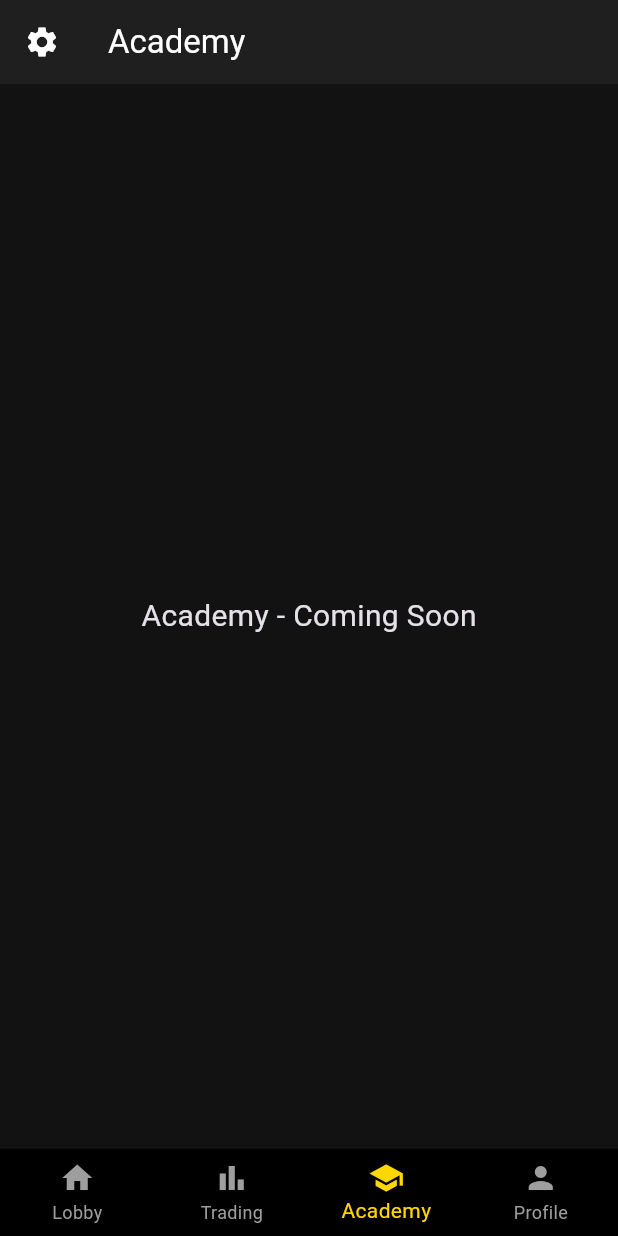
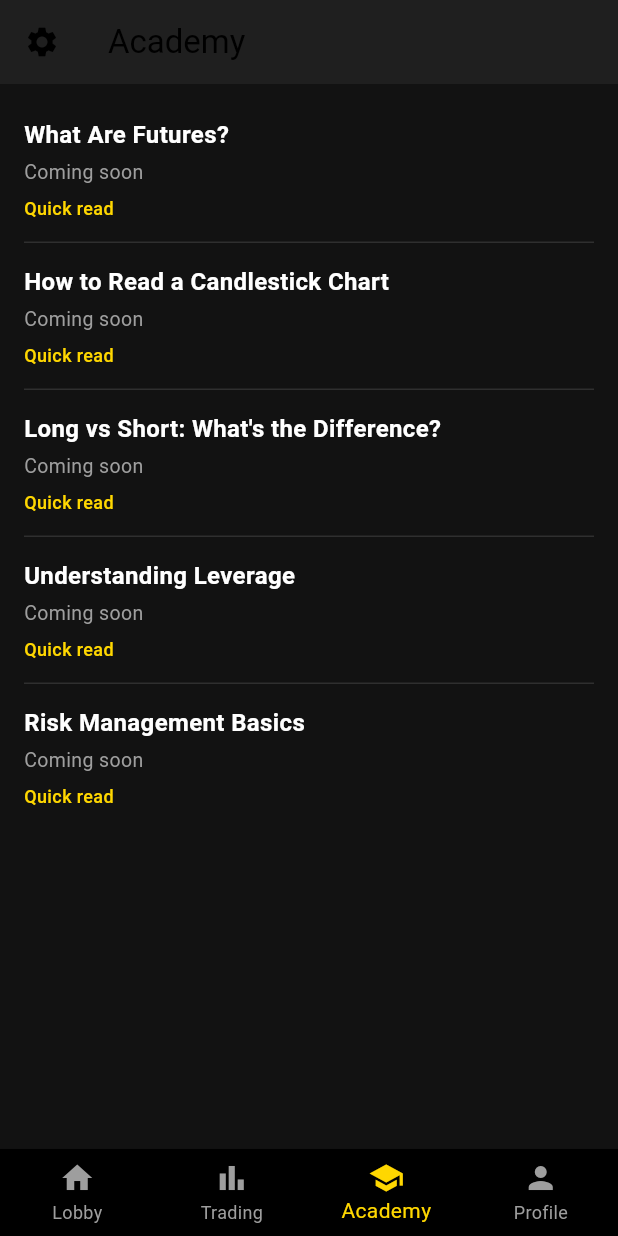
Before and after one commit to alexeyosychencko/crypto_sim-app, a Flutter app: the AppShell screen opened directly, item 3 of the bottom bar chosen, on a phone screen of 412 x 824 dp. Run offline on Flutter 3.47's test engine with Material 3 defaults, Android fonts, the phone set to English and light mode, and no system bars; our stand-ins replace dio, fl_chart, flutter_fortune_wheel, flutter_riverpod, hive, hive_flutter and 2 more; accounts and stored records are empty; network calls fail.

Commit message:
add raw Academy page and Settings page

```diff
--- /dev/null
+++ b/lib/features/academy/data/articles_data.dart
@@ -0,0 +1,39 @@
+import '../models/article.dart';
+
+const List<Article> academyArticles = [
+  Article(
+    id: 'futures',
+    title: 'What Are Futures?',
+    summary: '',
+    content: '',
+    readTimeMinutes: 0,
+  ),
+  Article(
+    id: 'candlestick',
+    title: 'How to Read a Candlestick Chart',
+    summary: '',
+    content: '',
+    readTimeMinutes: 0,
+  ),
+  Article(
+    id: 'long-short',
+    title: 'Long vs Short: What\'s the Difference?',
+    summary: '',
+    content: '',
+    readTimeMinutes: 0,
+  ),
+  Article(
+    id: 'leverage',
+    title: 'Understanding Leverage',
+    summary: '',
+    content: '',
+    readTimeMinutes: 0,
+  ),
+  Article(
+    id: 'risk',
+    title: 'Risk Management Basics',
+    summary: '',
+    content: '',
+    readTimeMinutes: 0,
+  ),
+];
--- /dev/null
+++ b/lib/features/academy/models/article.dart
@@ -0,0 +1,15 @@
+class Article {
+  final String id;
+  final String title;
+  final String summary;
+  final String content;
+  final int readTimeMinutes;
+
+  const Article({
+    required this.id,
+    required this.title,
+    required this.summary,
+    required this.content,
+    required this.readTimeMinutes,
+  });
+}
--- a/lib/features/academy/screens/academy_screen.dart
+++ b/lib/features/academy/screens/academy_screen.dart
@@ -1,12 +1,74 @@
 import 'package:flutter/material.dart';
+import '../data/articles_data.dart';
+import '../models/article.dart';
+import 'article_detail_screen.dart';
 
 class AcademyScreen extends StatelessWidget {
   const AcademyScreen({super.key});
 
   @override
   Widget build(BuildContext context) {
-    return const Center(
-      child: Text('Academy - Coming Soon', style: TextStyle(fontSize: 20)),
+    return ListView.separated(
+      padding: const EdgeInsets.symmetric(vertical: 8.0),
+      itemCount: academyArticles.length,
+      separatorBuilder: (_, _) => const Divider(
+        height: 1,
+        indent: 16,
+        endIndent: 16,
+        color: Colors.white12,
+      ),
+      itemBuilder: (context, index) {
+        final Article article = academyArticles[index];
+        final String summary =
+            article.summary.isEmpty ? 'Coming soon' : article.summary;
+        final String readTime =
+            article.readTimeMinutes == 0
+                ? 'Quick read'
+                : '${article.readTimeMinutes} min read';
+
+        return InkWell(
+          onTap: () {
+            Navigator.of(context).push(
+              MaterialPageRoute(
+                builder: (_) => ArticleDetailScreen(article: article),
+              ),
+            );
+          },
+          child: Padding(
+            padding: const EdgeInsets.symmetric(
+              horizontal: 16.0,
+              vertical: 14.0,
+            ),
+            child: Column(
+              crossAxisAlignment: CrossAxisAlignment.start,
+              children: [
+                Text(
+                  article.title,
+                  style: const TextStyle(
+                    fontSize: 16,
+                    fontWeight: FontWeight.bold,
+                    color: Colors.white,
+                  ),
+                ),
+                const SizedBox(height: 4),
+                Text(
+                  summary,
+                  style: const TextStyle(fontSize: 13, color: Colors.grey),
+                ),
+                const SizedBox(height: 6),
+                Text(
+                  readTime,
+                  style: TextStyle(
+                    fontSize: 12,
+                    color: Theme.of(context).colorScheme.primary,
+                    fontWeight: FontWeight.w500,
+                  ),
+                ),
+              ],
+            ),
+          ),
+        );
+      },
     );
   }
 }
--- /dev/null
+++ b/lib/shared/providers/theme_provider.dart
@@ -0,0 +1,15 @@
+import 'package:flutter/material.dart';
+import 'package:flutter_riverpod/flutter_riverpod.dart';
+
+class ThemeNotifier extends Notifier<ThemeMode> {
+  @override
+  ThemeMode build() => ThemeMode.light;
+
+  void toggle() {
+    state = state == ThemeMode.light ? ThemeMode.dark : ThemeMode.light;
+  }
+}
+
+final themeProvider = NotifierProvider<ThemeNotifier, ThemeMode>(
+  ThemeNotifier.new,
+);
--- a/pubspec.yaml
+++ b/pubspec.yaml
@@ -44,6 +44,7 @@ dependencies:
   flutter_fortune_wheel: ^1.3.2
   shared_preferences: ^2.5.4
   showcaseview: ^5.0.1
+  url_launcher: ^6.3.2
 
 dev_dependencies:
   flutter_test:
```
Also changed, not shown: lib/features/academy/screens/article_detail_screen.dart (added, +36 -0 lines), lib/features/settings/screens/settings_screen.dart (added, +128 -0 lines), lib/main.dart (+24 -6 lines), lib/shared/widgets/app_shell.dart (+6 -1 lines), pubspec.lock, 6 other files.
